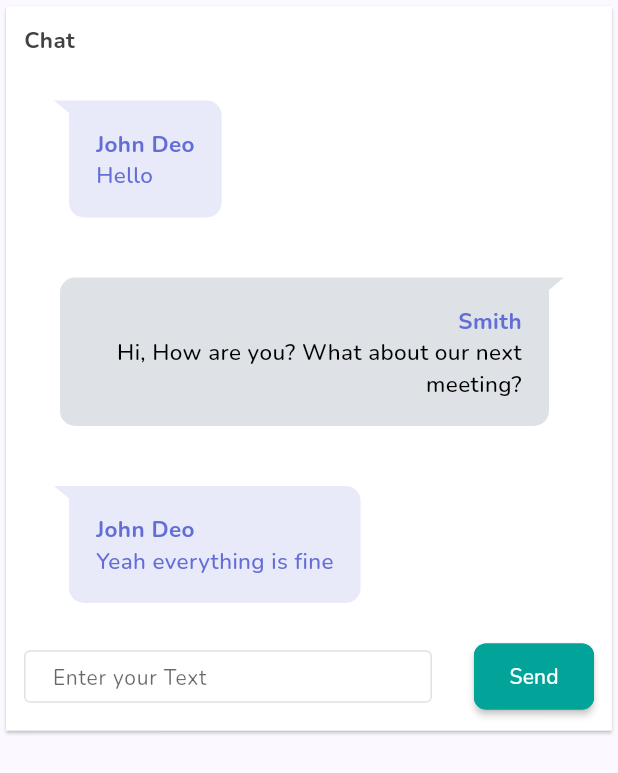
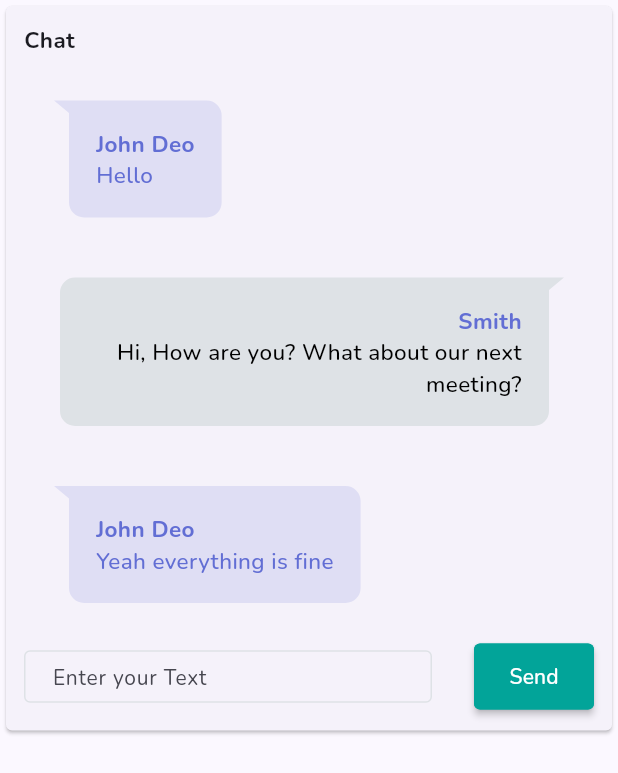
Before and after one commit to meahdev/flutter-web, a Flutter app: the Chatscreen widget shown alone on an empty page, opened directly, on a phone screen of 412 x 824 dp. Shown: the top 773 px of the screen. Run offline on Flutter 3.47's test engine with Material 2 defaults, Android fonts, the phone set to English and light mode, and no system bars; drawn by our look-alikes of flutter_chat_bubble; our stand-ins replace auto_route, flutter_bloc, flutter_svg, freezed_annotation, hive_flutter; accounts and stored records are empty; network calls fail; key blocks and very long unbroken strings in the code were emptied for the run.

Commit message:
fix bugs

```diff
--- a/lib/src/constant/text.dart
+++ b/lib/src/constant/text.dart
@@ -14,7 +14,7 @@ class ConstText {
       textAlign: textAlign,
       style: TextStyle(
         fontSize: fontSize ?? 15,
-        color: color ?? Colors.black,
+        color: color,
         fontWeight: fontWeight,
       ),
     );
@@ -33,7 +33,7 @@ class ConstText {
       softWrap: true,
       style: TextStyle(
         fontSize: fontSize ?? 20,
-        color: color ?? Colors.black,
+        color: color,
         fontWeight: fontWeight,
       ),
     );
@@ -51,7 +51,7 @@ class ConstText {
       textAlign: textAlign,
       style: TextStyle(
         fontSize: fontSize ?? 30,
-        color: color ?? Colors.black,
+        color: color,
         fontWeight: fontWeight,
       ),
     );
--- a/lib/src/views/dashboard/chat_screen.dart
+++ b/lib/src/views/dashboard/chat_screen.dart
@@ -47,11 +47,12 @@ class _ChatscreenState extends State<Chatscreen> {
   @override
   Widget build(BuildContext context) {
     return Card(
-      shape: RoundedRectangleBorder(borderRadius: BorderRadius.circular(2)),
+      shape: RoundedRectangleBorder(
+        borderRadius: BorderRadius.circular(4),
+      ),
       child: ConstrainedBox(
         constraints: const BoxConstraints(minHeight: 400),
         child: Container(
-          color: ColorConst.white,
           padding: const EdgeInsets.all(12.0),
           child: Column(
             crossAxisAlignment: CrossAxisAlignment.start,
@@ -60,13 +61,14 @@ class _ChatscreenState extends State<Chatscreen> {
               ConstText.lightText(
                 text: Strings.chat,
                 fontWeight: FontWeight.bold,
-                color: ColorConst.grey800,
+                //color: ColorConst.grey800,
               ),
               FxBox.h10,
               ConstrainedBox(
                 constraints: const BoxConstraints(maxHeight: 370),
                 child: ListView.builder(
                   shrinkWrap: true,
+                  controller: ScrollController(),
                   itemCount: _chatList.length,
                   itemBuilder: (context, index) {
                     return Column(
@@ -176,8 +178,8 @@ class _ChatscreenState extends State<Chatscreen> {
                 controller: _msgController,
                 decoration: InputDecoration(
                   hintText: Strings.enterYourText,
-                  hintStyle: TextStyle(
-                    color: ColorConst.black.withOpacity(0.6),
+                  hintStyle: const TextStyle(
+                    // color: ColorConst.black.withOpacity(0.6),
                     fontSize: 14,
                   ),
                   contentPadding:
@@ -197,7 +199,7 @@ class _ChatscreenState extends State<Chatscreen> {
           FxButton(
             onPressed: () {},
             color: ColorConst.sendButtonColor,
-            borderRadius: 8,
+            borderRadius: 4,
             height: 40,
             textColor: ColorConst.white,
             text: Strings.send,
--- a/lib/src/views/dashboard/top_producr_sales_box.dart
+++ b/lib/src/views/dashboard/top_producr_sales_box.dart
@@ -14,7 +14,9 @@ class _TopProductSaleState extends State<TopProductSale> {
   @override
   Widget build(BuildContext context) {
     return Card(
-      shape: RoundedRectangleBorder(borderRadius: BorderRadius.circular(2)),
+      shape: RoundedRectangleBorder(
+        borderRadius: BorderRadius.circular(4),
+      ),
       child: ConstrainedBox(
         constraints: BoxConstraints(
             minHeight: 250, minWidth: MediaQuery.of(context).size.width),
@@ -32,7 +34,7 @@ class _TopProductSaleState extends State<TopProductSale> {
               ),
               ConstText.largeText(
                 text: '1452',
-                fontSize: 35,
+                fontSize: 32,
                 color: ColorConst.white,
                 fontWeight: FontWeight.bold,
               ),
```
Also changed, not shown: lib/src/views/dashboard/activity.dart (+4 -3 lines), lib/src/views/dashboard/client_review.dart (+7 -6 lines), lib/src/views/dashboard/sales_report.dart (+4 -4 lines), lib/src/views/dashboard/status_box.dart (+8 -5 lines), lib/src/views/dashboard/transaction.dart (+13 -6 lines), 1 other file.
